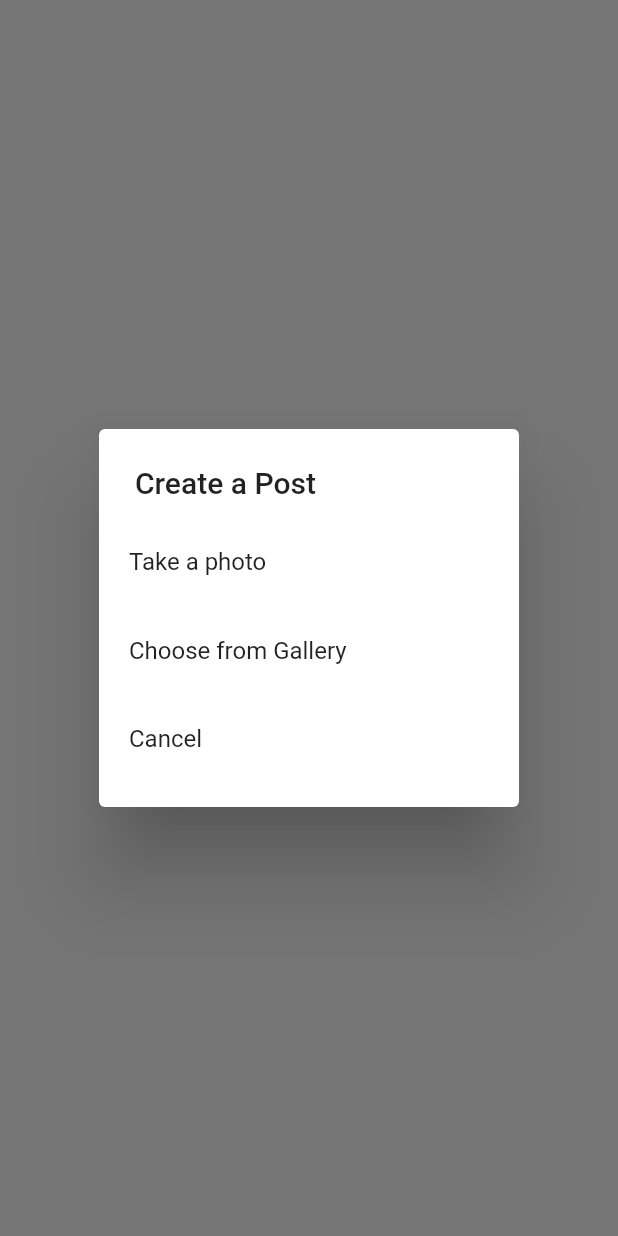
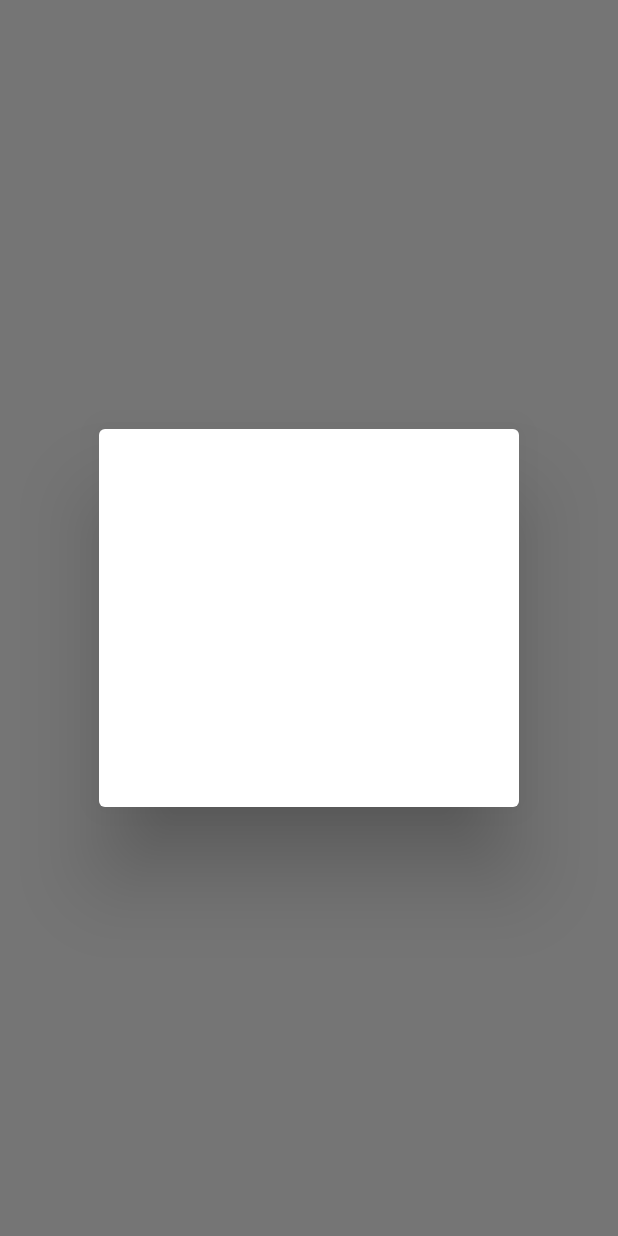
Before and after one commit to isavtars/innsta, a Flutter app: the AddPostScreen screen opened directly, after a tap on the "upload" icon, on a phone screen of 412 x 824 dp. Run offline on Flutter 3.47's test engine with Material 2 defaults, Android fonts, the phone set to English and light mode, and no system bars; our stand-ins replace cloud_firestore, firebase_auth, firebase_core, firebase_storage, flutter_svg, google_fonts and 3 more; accounts and stored records are empty; network calls fail.

Commit message:
ok please checked the thems

```diff
--- a/lib/utils/thems.dart
+++ b/lib/utils/thems.dart
@@ -2,11 +2,10 @@ import 'package:flutter/material.dart';
 
 import 'app_styles.dart';
 
-
 final kdarkThems = ThemeData.dark().copyWith(
-  scaffoldBackgroundColor: kDarkBackGroundColor,
-);
+    scaffoldBackgroundColor: kDarkBackGroundColor,
+    textTheme: TextTheme(bodyText1: TextStyle(color: Colors.white)));
 
 final kLightThems = ThemeData.light().copyWith(
-  scaffoldBackgroundColor: kBackGroundColor,
-);
+    scaffoldBackgroundColor: kDarkBackGroundColor,
+    textTheme: TextTheme(bodyText1: TextStyle(color: Colors.white)));
```
Also changed, not shown: 1 other file.
